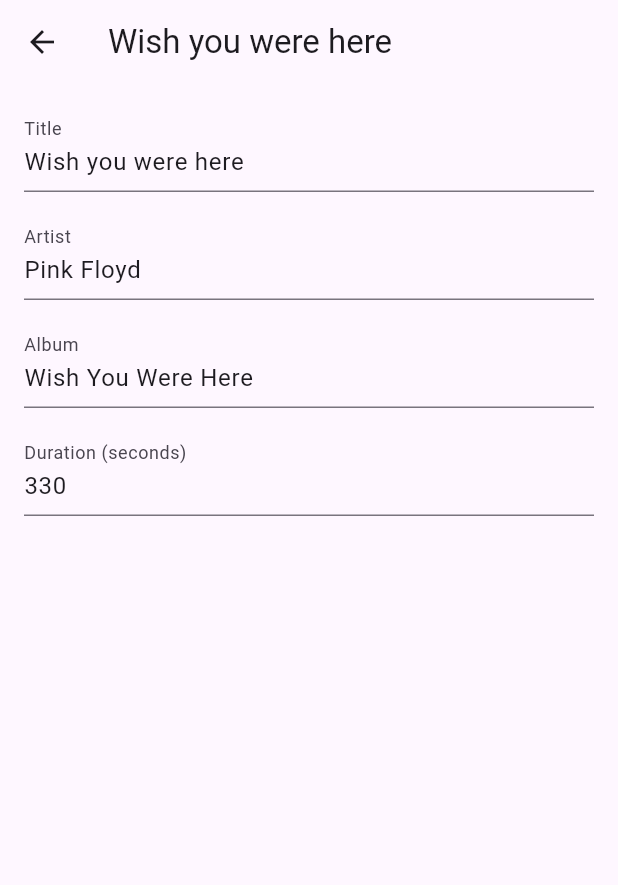
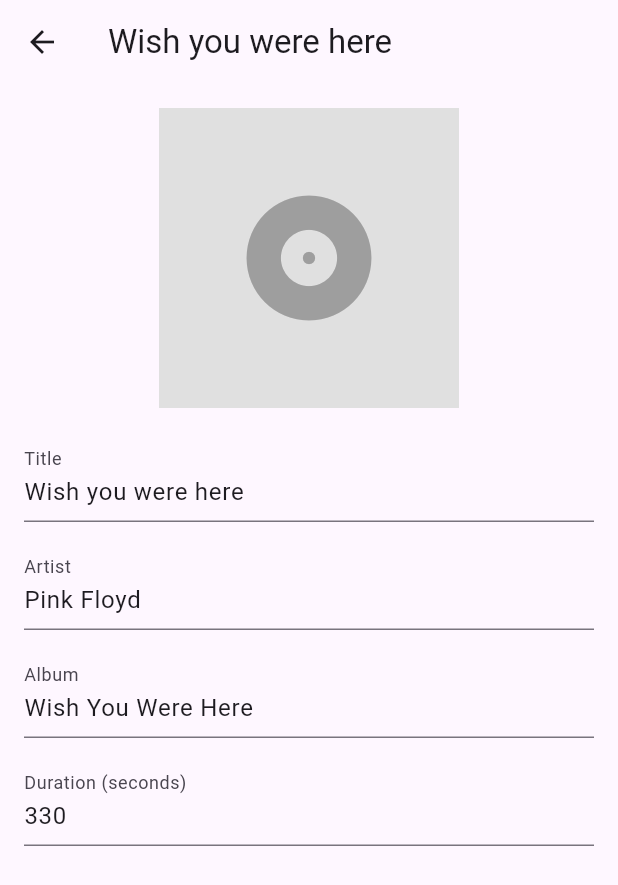
Before and after one commit to SABIMOU/music_playlist, a Flutter app: the screen it shows after launch, after a tap on "Wish you were here", on a phone screen of 412 x 824 dp. Shown: the top 885 px of the screen. Run offline on Flutter 3.47's test engine with Material 3 defaults, Android fonts, the light colour scheme and no system bars; our stand-ins replace get_it.

Commit message:
Ajout des placeholders pour les images d'album et playlist

```diff
--- a/StudioProjects/playlist_final/lib/data/song.dart
+++ /dev/null
@@ -1,25 +0,0 @@
-/// Modèle représentant une chanson avec ses propriétés
-/// Correspond aux données de base de l'application
-class Song {
-  String title;
-  String artist;
-  String album;
-  int durationInSeconds;
-  bool isSelected;
-
-  Song({
-    required this.title,
-    required this.artist,
-    required this.album,
-    required this.durationInSeconds,
-    this.isSelected = false, // Par défaut, non sélectionnée
-  });
-
-  /// Convertit la durée en secondes vers le format MM:SS
-  /// Exemple: 245 secondes → "04:05"
-  String get formattedDuration {
-    int minutes = durationInSeconds ~/ 60;
-    int seconds = durationInSeconds % 60;
-    return '${minutes.toString().padLeft(2, '0')}:${seconds.toString().padLeft(2, '0')}';
-  }
-}
--- a/StudioProjects/playlist_final/lib/main.dart
+++ /dev/null
@@ -1,35 +0,0 @@
-import 'package:flutter/material.dart';
-import 'package:get_it/get_it.dart';
-import 'package:provider/provider.dart';
-import 'repository/music_repository.dart';
-import 'repository/music_repository_impl.dart';
-import 'presenter/music_presenter.dart';
-import 'presenter/music_presenter_impl.dart';
-import 'ui/song_list_screen.dart';
-
-void main() {
-  GetIt.instance.registerSingleton<MusicRepository>(MusicRepositoryImpl());
-
-  runApp(
-    ChangeNotifierProvider<MusicPresenter>(
-      create: (context) => MusicPresenterImpl(),
-      child: const MyApp(),
-    ),
-  );
-}
-
-class MyApp extends StatelessWidget {
-  const MyApp({super.key});
-
-  @override
-  Widget build(BuildContext context) {
-    return MaterialApp(
-      debugShowCheckedModeBanner: false,
-      title: 'Music Playlist',
-      theme: ThemeData(
-        primarySwatch: Colors.blue,
-      ),
-      home: const SongListScreen(),
-    );
-  }
-}
--- a/StudioProjects/playlist_final/lib/presenter/music_presenter.dart
+++ /dev/null
@@ -1,15 +0,0 @@
-import 'package:flutter/foundation.dart';
-import '../data/song.dart';
-
-abstract class MusicPresenter extends ChangeNotifier {
-  List<Song> get songs;
-  List<Song> get selectedSongs;
-  int get totalDuration;
-  String get formattedTotalDuration;
-
-  void toggleSongSelection(Song song);
-  void updateSong(Song song, String title, String artist, String album, int duration);
-  void sortByTitle();
-  void sortByArtist();
-  void sortByDuration();
-}
--- a/StudioProjects/playlist_final/lib/ui/song_details_screen.dart
+++ /dev/null
@@ -1,61 +0,0 @@
-import 'package:flutter/material.dart';
-import 'package:provider/provider.dart';
-import '../presenter/music_presenter.dart';
-import '../data/song.dart';
-
-class SongDetailsScreen extends StatelessWidget {
-  final Song song;
-
-  const SongDetailsScreen({super.key, required this.song});
-
-  @override
-  Widget build(BuildContext context) {
-    final presenter = context.watch<MusicPresenter>();
-
-    return Scaffold(
-      appBar: AppBar(
-        title: Text(song.title),
-      ),
-      body: Padding(
-        padding: const EdgeInsets.all(16.0),
-        child: Column(
-          children: [
-            TextFormField(
-              initialValue: song.title,
-              decoration: const InputDecoration(labelText: 'Title'),
-              onChanged: (value) {
-                presenter.updateSong(song, value, song.artist, song.album, song.durationInSeconds);
-              },
-            ),
-            const SizedBox(height: 16),
-            TextFormField(
-              initialValue: song.artist,
-              decoration: const InputDecoration(labelText: 'Artist'),
-              onChanged: (value) {
-                presenter.updateSong(song, song.title, value, song.album, song.durationInSeconds);
-              },
-            ),
-            const SizedBox(height: 16),
-            TextFormField(
-              initialValue: song.album,
-              decoration: const InputDecoration(labelText: 'Album'),
-              onChanged: (value) {
-                presenter.updateSong(song, song.title, song.artist, value, song.durationInSeconds);
-              },
-            ),
-            const SizedBox(height: 16),
-            TextFormField(
-              initialValue: song.durationInSeconds.toString(),
-              decoration: const InputDecoration(labelText: 'Duration (seconds)'),
-              keyboardType: TextInputType.number,
-              onChanged: (value) {
-                final duration = int.tryParse(value) ?? song.durationInSeconds;
-                presenter.updateSong(song, song.title, song.artist, song.album, duration);
-              },
-            ),
-          ],
-        ),
-      ),
-    );
-  }
-}
--- a/lib/ui/song_details_screen.dart
+++ b/lib/ui/song_details_screen.dart
@@ -20,6 +20,14 @@
         padding: const EdgeInsets.all(16.0),
         child: Column(
           children: [
+            // Image placeholder (à remplacer par la vraie image)
+            Container(
+              width: 200,
+              height: 200,
+              color: Colors.grey[300],
+              child: const Icon(Icons.album, size: 100, color: Colors.grey),
+            ),
+            const SizedBox(height: 20),
             TextFormField(
               initialValue: song.title,
               decoration: const InputDecoration(labelText: 'Title'),
--- a/pubspec.yaml
+++ b/pubspec.yaml
@@ -20,3 +20,5 @@
 
 flutter:
   uses-material-design: true
+  assets:
+    - assets/images/
```
Also changed, not shown: StudioProjects/playlist_final/analysis_options.yaml (deleted, +0 -28 lines), StudioProjects/playlist_final/lib/presenter/music_presenter_impl.dart (deleted, +0 -57 lines), StudioProjects/playlist_final/lib/repository/music_repository.dart (deleted, +0 -7 lines), StudioProjects/playlist_final/lib/repository/music_repository_impl.dart (deleted, +0 -58 lines), StudioProjects/playlist_final/lib/ui/playlist_screen.dart (deleted, +0 -50 lines), StudioProjects/playlist_final/lib/ui/song_list_screen.dart (deleted, +0 -106 lines), StudioProjects/playlist_final/pubspec.yaml (deleted, +0 -22 lines), lib/ui/playlist_screen.dart (+8 -2 lines), StudioProjects/playlist_final/pubspec.lock (deleted), 10 other files.
